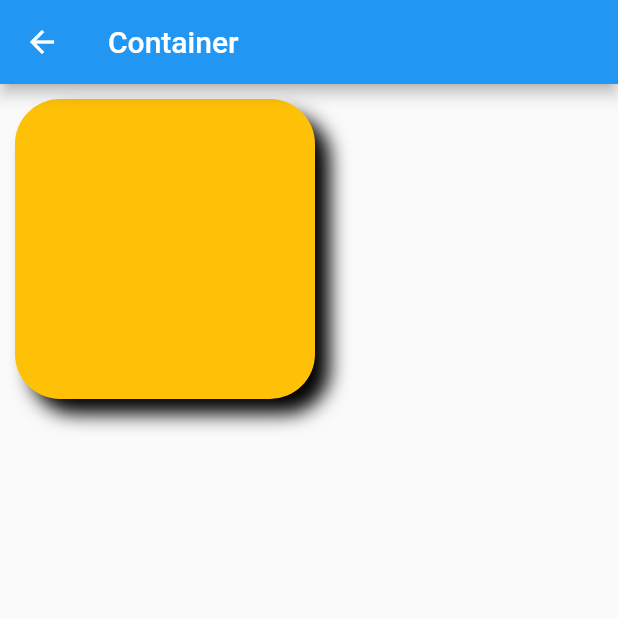
After one commit to bglassesgirl/flutter-app, a Flutter app: the ContainerPage screen opened directly, on a phone screen of 412 x 824 dp, the top half of it. The commit adds this screen. Run offline on Flutter 3.47's test engine with Material 2 defaults, Android fonts, the phone set to English and light mode, and no system bars.

Commit message:
fix: fixing problms

```diff
--- a/lib/navegacao/page1.dart
+++ b/lib/p/navegacao/page1.dart
@@ -1,6 +1,5 @@
 import 'package:flutter/material.dart';
-import 'package:flutter/src/widgets/container.dart';
-import 'package:flutter/src/widgets/framework.dart';
+
 
 class Page1 extends StatelessWidget {
   const Page1({super.key});
@@ -9,7 +8,7 @@ class Page1 extends StatelessWidget {
   Widget build(BuildContext context) {
     return Scaffold(
       appBar: AppBar(
-        title: Text('Page 1'),),
+        title: const Text('Page 1'),),
         body: Container(),
     );
   }
--- a/lib/navegacao_pages/detalhe2.dart
+++ b/lib/p/navegacao_pages/detalhe2.dart
@@ -11,7 +11,7 @@ class Detalhe2 extends StatelessWidget {
            body: Center(
             child: TextButton(
               onPressed: () {
-                Navigator.of(context).pop('produto cadastrado')
+                Navigator.of(context).pop('produto cadastrado');
               },
               child: const Text('Voltar'),
               ),
--- a/lib/navegacap_parametros/detalhe.dart
+++ b/lib/p/navegacap_parametros/detalhe.dart
@@ -1,6 +1,4 @@
 import 'package:flutter/material.dart';
-import 'package:flutter/src/widgets/container.dart';
-import 'package:flutter/src/widgets/framework.dart';
 
 class Detalhe extends StatefulWidget {
   const Detalhe({Key? key}) : super(key: key);
@@ -15,7 +13,7 @@ class _DetalheState extends State<Detalhe> {
   @override
   void initState(){
     super.initState();
-    WidgetsBinding.instance?.addPostFrameCallback((timeStamp) {
+    WidgetsBinding.instance.addPostFrameCallback((timeStamp) {
       final param =
         ModalRoute.of(context)?.settings.arguments as Map<String, dynamic>?;
       setState(() {
@@ -28,7 +26,7 @@ class _DetalheState extends State<Detalhe> {
   Widget build(BuildContext context) {
     return Scaffold(
       appBar: AppBar(
-        title: Text('detalhes')
+        title: const Text('detalhes')
       ),
       body: Center(child: Text('o id do produto é $id'),),
     );
--- a/lib/navegacap_parametros/lista.dart
+++ b/lib/p/navegacap_parametros/lista.dart
@@ -1,7 +1,5 @@
 import 'package:flutter/material.dart';
-import 'package:flutter/src/widgets/container.dart';
-import 'package:flutter/src/widgets/framework.dart';
-import 'package:flutter_fundamentos/navegacap_parametros/detalhe.dart';
+
 
 class Lista extends StatelessWidget {
   const Lista({super.key});
--- /dev/null
+++ b/lib/pages/container/container_page.dart
@@ -0,0 +1,31 @@
+import 'package:flutter/material.dart';
+
+class ContainerPage extends StatelessWidget {
+
+  const ContainerPage({ super.key });
+
+   @override
+   Widget build(BuildContext context) {
+       return Scaffold(
+           appBar: AppBar(title: const Text('Container'),),
+           body: Container(
+              height: 200,
+              width: 200,
+              margin: const EdgeInsets.all(10),
+              padding: const EdgeInsets.all(5),
+              decoration: BoxDecoration(
+                color: Colors.amber,
+                borderRadius: BorderRadius.circular(30),
+                // ignore: prefer_const_literals_to_create_immutables
+                boxShadow: [
+                  const BoxShadow(
+                    color:Colors.black,
+                    blurRadius: 10,
+                    offset:Offset(10,10)
+                  ),
+                ]
+                ),
+              ),
+       );
+  }
+}
```
Also changed, not shown: lib/main.dart (+4 -24 lines), lib/p/home/home_page_scaffold.dart (renamed from lib/home/home_page_scaffold.dart, +4 -4 lines), lib/p/imagens/imagens_page.dart (renamed from lib/imagens/imagens_page.dart, +4 -4 lines), lib/p/navegacao/home_page.dart (renamed from lib/navegacao/home_page.dart, +6 -9 lines), lib/p/navegacao/page2.dart (renamed from lib/navegacao/page2.dart, +7 -9 lines), lib/p/navegacao/page3.dart (renamed from lib/navegacao/page3.dart, +7 -9 lines), lib/p/navegacao/page4.dart (renamed from lib/navegacao/page4.dart, +7 -9 lines), lib/pages/home/home_page.dart (added, +14 -0 lines), lib/p/core/navigator_observer_custom.dart (renamed from lib/core/navigator_observer_custom.dart), lib/p/home/home_page_container.dart (renamed from lib/home/home_page_container.dart), lib/p/navegacao_pages/detalhe.dart (renamed from lib/navegacao_pages/detalhe.dart), lib/p/navegacao_pages/home_page.dart (renamed from lib/navegacao_pages/home_page.dart), 1 other file.
